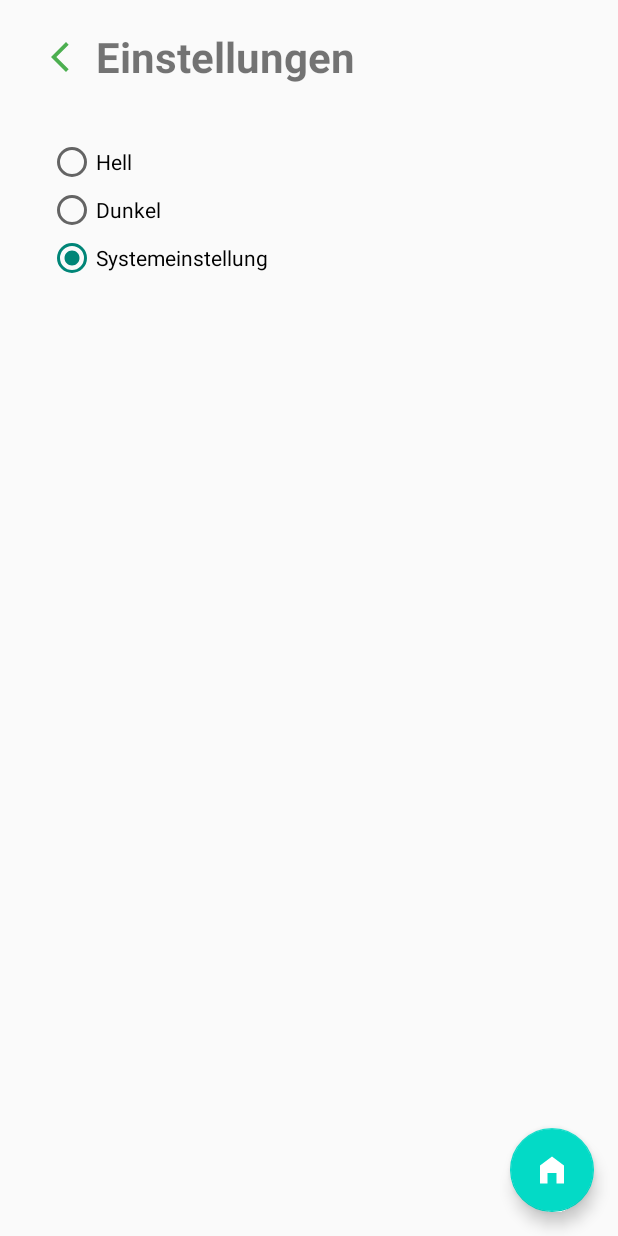
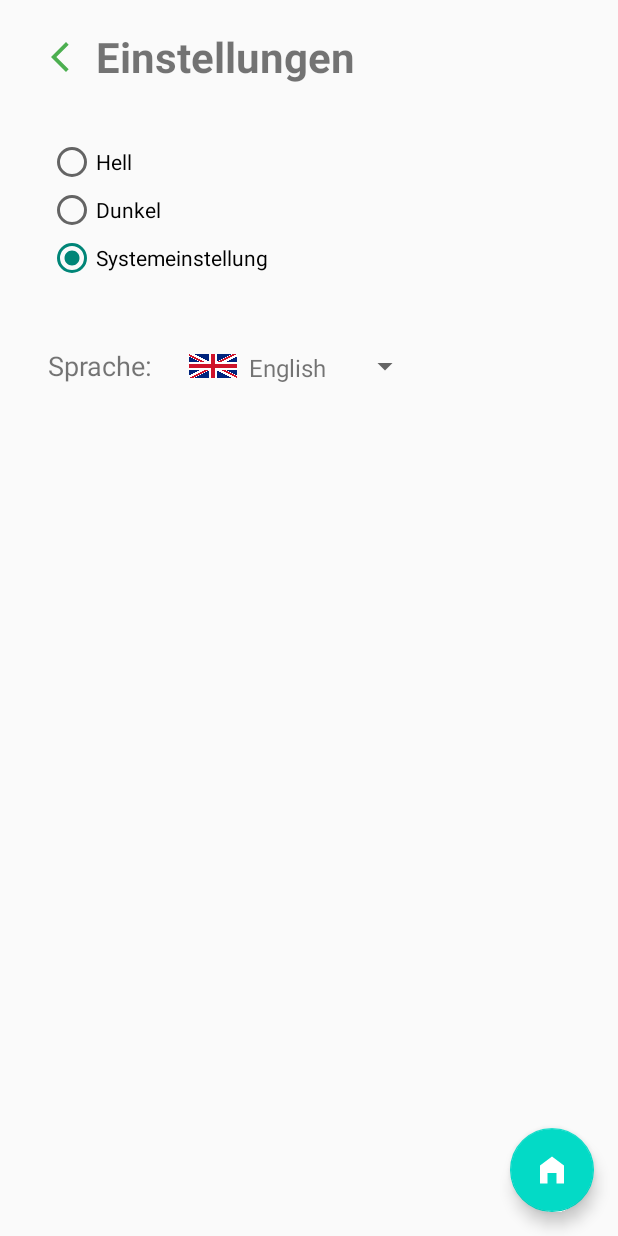
Before and after one commit to Haainz/textifyer, an Android app: the screen it shows after launch (MainActivity), after a tap on an icon or button, on a phone screen of 412 x 824 dp. Run offline under Robolectric (Android 15) with nearby library versions, the phone set to English and light mode, and no system bars; our stand-ins replace navigation-ui.

Commit message:
added support of different languages

```diff
--- a/app/src/main/AndroidManifest.xml
+++ b/app/src/main/AndroidManifest.xml
@@ -32,7 +32,8 @@
         <!-- MainActivity (Launcher) -->
         <activity
             android:name=".MainActivity"
-            android:exported="true">
+            android:exported="true"
+            android:launchMode="singleTask">
             <intent-filter>
                 <action android:name="android.intent.action.MAIN" />
                 <category android:name="android.intent.category.LAUNCHER" />
--- /dev/null
+++ b/app/src/main/java/com/textifyer/LanguageAdapter.java
@@ -0,0 +1,59 @@
+package com.textifyer;
+
+import android.content.Context;
+import android.view.View;
+import android.view.ViewGroup;
+import android.view.LayoutInflater;
+import android.widget.BaseAdapter;
+import android.widget.ImageView;
+import android.widget.TextView;
+import java.util.List;
+
+public class LanguageAdapter extends BaseAdapter {
+
+    private final Context context;
+    private final List<LanguageItem> languages;
+
+    public LanguageAdapter(Context context, List<LanguageItem> languages) {
+        this.context = context;
+        this.languages = languages;
+    }
+
+    @Override
+    public int getCount() {
+        return languages.size();
+    }
+
+    @Override
+    public Object getItem(int position) {
+        return languages.get(position);
+    }
+
+    @Override
+    public long getItemId(int position) {
+        return position;
+    }
+
+    @Override
+    public View getView(int position, View convertView, ViewGroup parent) {
+        return createView(position, convertView, parent);
+    }
+
+    @Override
+    public View getDropDownView(int position, View convertView, ViewGroup parent) {
+        return createView(position, convertView, parent);
+    }
+
+    private View createView(int position, View convertView, ViewGroup parent) {
+        View view = LayoutInflater.from(context).inflate(R.layout.language_spinner_item, parent, false);
+        LanguageItem item = languages.get(position);
+
+        ImageView flag = view.findViewById(R.id.flag_icon);
+        TextView name = view.findViewById(R.id.language_name);
+
+        flag.setImageResource(item.getFlagResId());
+        name.setText(item.getLanguageName());
+
+        return view;
+    }
+}
--- /dev/null
+++ b/app/src/main/java/com/textifyer/LanguageItem.java
@@ -0,0 +1,25 @@
+package com.textifyer;
+
+public class LanguageItem {
+    private final String languageCode;
+    private final String languageName;
+    private final int flagResId;
+
+    public LanguageItem(String languageCode, String languageName, int flagResId) {
+        this.languageCode = languageCode;
+        this.languageName = languageName;
+        this.flagResId = flagResId;
+    }
+
+    public String getLanguageCode() {
+        return languageCode;
+    }
+
+    public String getLanguageName() {
+        return languageName;
+    }
+
+    public int getFlagResId() {
+        return flagResId;
+    }
+}
--- a/app/src/main/java/com/textifyer/MainActivity.java
+++ b/app/src/main/java/com/textifyer/MainActivity.java
@@ -2,6 +2,7 @@ package com.textifyer;
 
 import static androidx.core.graphics.drawable.DrawableCompat.applyTheme;
 
+import android.content.res.Configuration;
 import android.os.Bundle;
 import android.os.AsyncTask;
 import android.content.SharedPreferences;
@@ -24,6 +25,7 @@ import java.io.FileOutputStream;
 import java.io.InputStream;
 import java.net.HttpURLConnection;
 import java.net.URL;
+import java.util.Locale;
 import java.util.zip.ZipEntry;
 import java.util.zip.ZipInputStream;
 
@@ -36,8 +38,36 @@ public class MainActivity extends AppCompatActivity {
 
     @Override
     protected void onCreate(Bundle savedInstanceState) {
+        prefs = getSharedPreferences("app_prefs", MODE_PRIVATE);
+
+        // 1. Unterstützte Sprachen
+        String[] supportedLangs = {"de", "en", "es"};
+
+        // 2. Gespeicherte Sprache holen
+        String savedLang = prefs.getString("lang", null); // null = nicht gesetzt
+
+        if (savedLang == null) {
+            // 3. Sprache nicht gesetzt → Systemsprache ermitteln
+            String systemLang = Locale.getDefault().getLanguage();
+
+            boolean isSupported = false;
+            for (String lang : supportedLangs) {
+                if (lang.equals(systemLang)) {
+                    isSupported = true;
+                    break;
+                }
+            }
+
+            String finalLang = isSupported ? systemLang : "en"; // Fallback zu Englisch
+            prefs.edit().putString("lang", finalLang).apply();
+            setAppLocale(finalLang);
+        } else {
+            // 4. Sprache war gesetzt → übernehmen
+            setAppLocale(savedLang);
+        }
+
         super.onCreate(savedInstanceState);
-        SharedPreferences prefs = getSharedPreferences("app_prefs", MODE_PRIVATE);
+
         int savedTheme = prefs.getInt("theme", R.id.radio_system);
         applyTheme(savedTheme);
 
@@ -59,6 +89,11 @@ public class MainActivity extends AppCompatActivity {
             }
         });
 
+        if (getIntent().getBooleanExtra("navigate_to_home", false)) {
+            NavController navController1 = Navigation.findNavController(this, R.id.nav_host_fragment_content_main);
+            navController1.popBackStack(R.id.FirstFragment, false); // gehe zum Home-Fragment
+        }
+
         binding.settingsbtn.setOnClickListener(v -> {
             NavDestination currentDestination = navController.getCurrentDestination();
             if (currentDestination != null) {
@@ -73,7 +108,6 @@ public class MainActivity extends AppCompatActivity {
         });
     }
 
-
     private void applyTheme(int checkedId) {
         if (checkedId == R.id.radio_light) {
             AppCompatDelegate.setDefaultNightMode(AppCompatDelegate.MODE_NIGHT_NO);
@@ -83,4 +117,15 @@ public class MainActivity extends AppCompatActivity {
             AppCompatDelegate.setDefaultNightMode(AppCompatDelegate.MODE_NIGHT_FOLLOW_SYSTEM);
         }
     }
+
+    private void setAppLocale(String languageCode) {
+        Locale locale = new Locale(languageCode);
+        Locale.setDefault(locale);
+
+        Configuration config = new Configuration();
+        config.setLocale(locale);
+        config.setLayoutDirection(locale);
+
+        getResources().updateConfiguration(config, getResources().getDisplayMetrics());
+    }
 }
--- a/app/src/main/java/com/textifyer/SettingsFragment.java
+++ b/app/src/main/java/com/textifyer/SettingsFragment.java
@@ -1,17 +1,25 @@
 package com.textifyer;
 
 import android.content.SharedPreferences;
+import android.content.res.Configuration;
 import android.os.Bundle;
 import android.view.LayoutInflater;
 import android.view.View;
 import android.view.ViewGroup;
+import android.widget.AdapterView;
 import android.widget.ImageButton;
 import android.widget.RadioButton;
 import android.widget.RadioGroup;
+import android.widget.Spinner;
+
 import androidx.appcompat.app.AppCompatDelegate;
 
 import androidx.annotation.NonNull;
 import androidx.fragment.app.Fragment;
+
+import java.util.Arrays;
+import java.util.List;
+import java.util.Locale;
 
 public class SettingsFragment extends Fragment {
 
@@ -42,6 +50,47 @@ public class SettingsFragment extends Fragment {
 
         backbtn.setOnClickListener(view1 -> getActivity().onBackPressed());
 
+        Spinner languageSpinner = view.findViewById(R.id.language_spinner);
+
+        // Sprache laden
+        String currentLang = prefs.getString("lang", "en");
+
+        List<LanguageItem> languages = Arrays.asList(
+                new LanguageItem("de", "Deutsch", R.drawable.flag_germany),
+                new LanguageItem("en", "English", R.drawable.flag_uk),
+                new LanguageItem("es","Español", R.drawable.flag_es)
+        );
+
+        LanguageAdapter adapter = new LanguageAdapter(requireContext(), languages);
+        languageSpinner.setAdapter(adapter);
+
+        // Aktuelle Sprache setzen
+        for (int i = 0; i < languages.size(); i++) {
+            if (languages.get(i).getLanguageCode().equals(currentLang)) {
+                languageSpinner.setSelection(i);
+                break;
+            }
+        }
+
+        // Sprachwechsel
+        languageSpinner.setOnItemSelectedListener(new AdapterView.OnItemSelectedListener() {
+            @Override
+            public void onItemSelected(AdapterView<?> parent, View view, int position, long id) {
+                String selectedLang = languages.get(position).getLanguageCode();
+                if (!selectedLang.equals(currentLang)) {
+                    SharedPreferences.Editor editor = prefs.edit();
+                    editor.putString("lang", selectedLang);
+                    editor.apply();
+                    setLocale(selectedLang);
+                }
+            }
+
+            @Override
+            public void onNothingSelected(AdapterView<?> parent) {
+            }
+        });
+
+
         return view;
     }
 
@@ -54,4 +103,14 @@ public class SettingsFragment extends Fragment {
             AppCompatDelegate.setDefaultNightMode(AppCompatDelegate.MODE_NIGHT_FOLLOW_SYSTEM);
         }
     }
+
+    private void setLocale(String langCode) {
+        Locale locale = new Locale(langCode);
+        Locale.setDefault(locale);
+        Configuration config = new Configuration();
+        config.setLocale(locale);
+        requireActivity().getResources().updateConfiguration(config, requireActivity().getResources().getDisplayMetrics());
+        requireActivity().recreate();  // Activity neu starten für Sprachübernahme
+    }
+
 }
--- a/app/src/main/res/layout/fragment_settings.xml
+++ b/app/src/main/res/layout/fragment_settings.xml
@@ -61,5 +61,28 @@
                 android:layout_height="wrap_content"
                 android:text="@string/systemmode" />
         </RadioGroup>
+
+        <LinearLayout
+            android:layout_width="wrap_content"
+            android:layout_height="wrap_content"
+            android:layout_below="@id/radioGroup"
+            android:layout_marginTop="32dp"
+            android:layout_marginStart="16dp"
+            android:orientation="horizontal">
+
+            <TextView
+                android:layout_width="wrap_content"
+                android:layout_height="wrap_content"
+                android:text="@string/language"
+                android:textSize="18sp"
+                android:layout_gravity="center_vertical"
+                android:layout_marginEnd="16dp" />
+
+            <Spinner
+                android:id="@+id/language_spinner"
+                android:layout_width="wrap_content"
+                android:layout_height="wrap_content" />
+        </LinearLayout>
+
     </RelativeLayout>
 </androidx.core.widget.NestedScrollView>
--- /dev/null
+++ b/app/src/main/res/layout/language_spinner_item.xml
@@ -0,0 +1,20 @@
+<?xml version="1.0" encoding="utf-8"?>
+<LinearLayout xmlns:android="http://schemas.android.com/apk/res/android"
+    android:orientation="horizontal"
+    android:layout_width="wrap_content"
+    android:layout_height="wrap_content"
+    android:padding="8dp">
+
+    <ImageView
+        android:id="@+id/flag_icon"
+        android:layout_width="32dp"
+        android:layout_height="32dp"
+        android:layout_marginEnd="8dp" />
+
+    <TextView
+        android:id="@+id/language_name"
+        android:layout_width="wrap_content"
+        android:layout_height="wrap_content"
+        android:layout_marginTop="6dp"
+        android:textSize="16sp" />
+</LinearLayout>
--- a/app/src/main/res/values/strings.xml
+++ b/app/src/main/res/values/strings.xml
@@ -1,13 +1,10 @@
 <resources>
     <string name="app_name">Textifyer</string>
     <string name="action_settings">Settings</string>
-    <!-- Strings used for fragments for navigation -->
     <string name="first_fragment_label">First Fragment</string>
     <string name="second_fragment_label">Second Fragment</string>
     <string name="settingsbtn">Einstellungen</string>
-    <string name="previous">Previous</string>
     <string name="paste">Klicke hier um eine Audio Datei zu transkribieren</string>
-
     <string name="starttext">
         Mit Textifyer kannst du ganz einfach Sprachnachrichten in Text
         umwandeln.\nKlicke dazu auf den Button unten in der Mitte oder teile eine Sprachnachricht
@@ -20,4 +17,5 @@
     <string name="lightmode">Hell</string>
     <string name="darkmode">Dunkel</string>
     <string name="systemmode">Systemeinstellung</string>
+    <string name="language">Sprache:</string>
 </resources>
```
Also changed, not shown: app/src/main/res/drawable/flag_es.png (added), app/src/main/res/drawable/flag_germany.png (added), app/src/main/res/drawable/flag_uk.png (added), 2 other files.
